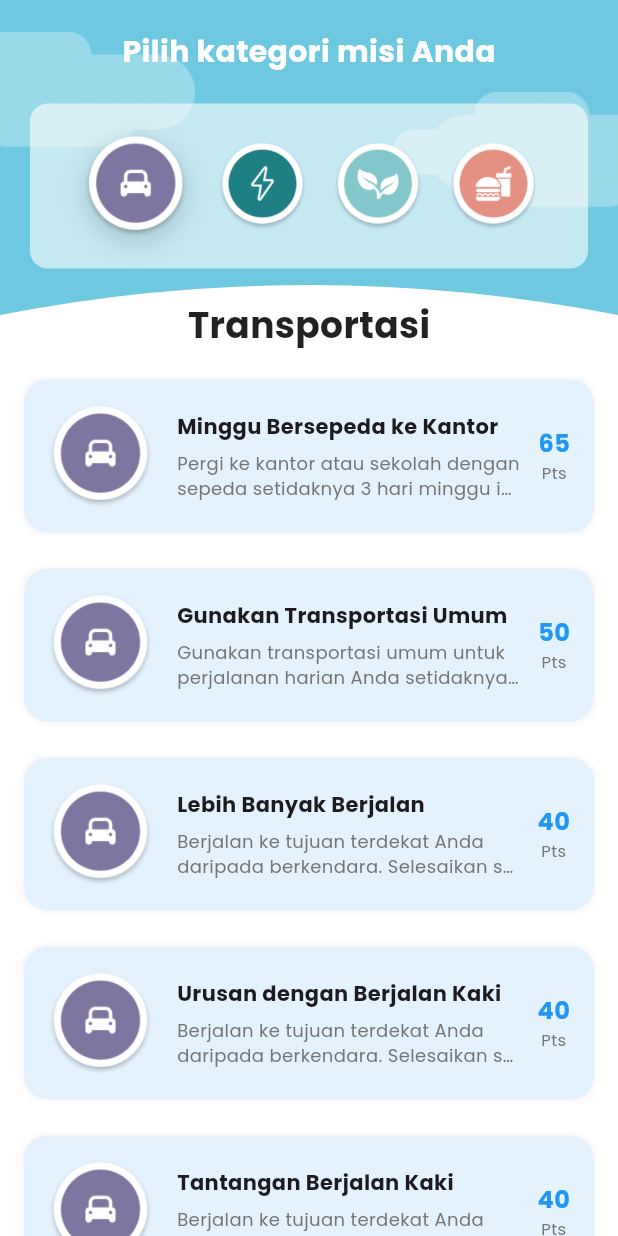
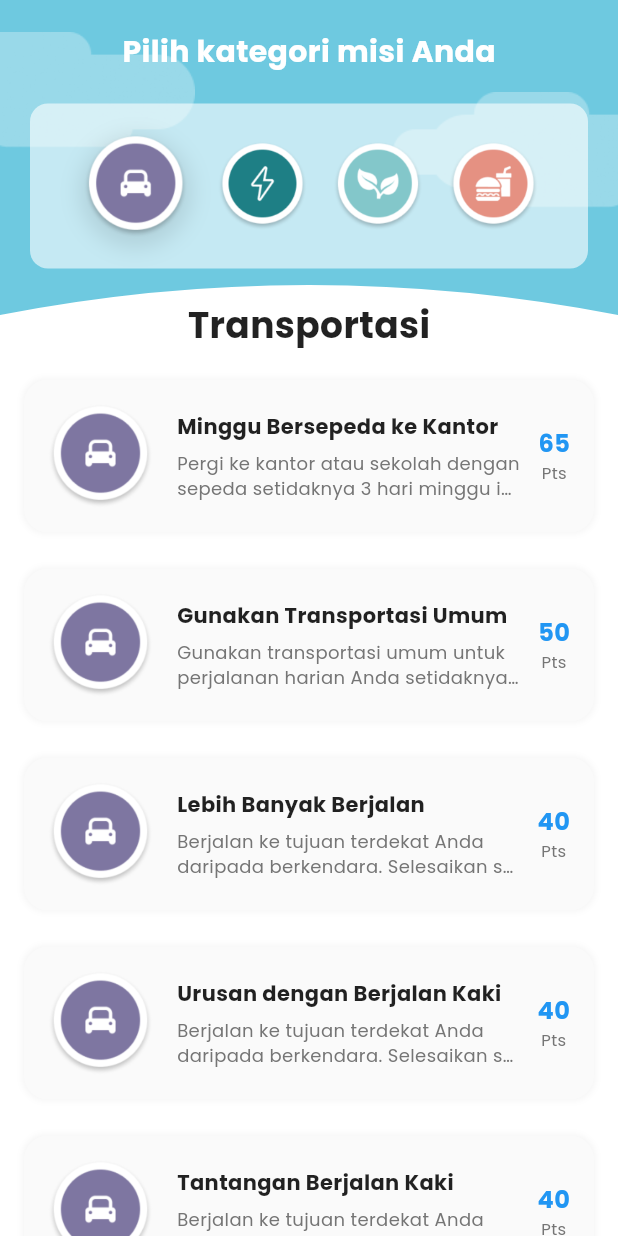
Before and after one commit to alkausarhapis/CarbonQuest_Mobile, a Flutter app: the MissionScreen screen opened by its route, on a phone screen of 412 x 824 dp. Run offline on Flutter 3.47's test engine with Material 3 defaults, Android fonts, the phone set to English and light mode, and no system bars; our stand-ins replace google_fonts, iconsax_plus.

Commit message:
refactor: change model filename

```diff
--- a/lib/view/article_screen.dart
+++ b/lib/view/article_screen.dart
@@ -2,7 +2,7 @@ import 'package:flutter/material.dart';
 import 'package:flutter/services.dart';
 
 import '../core/styles/app_color.dart';
-import '../model/Articles.dart';
+import '../model/articles.dart';
 
 class ArticleScreen extends StatefulWidget {
   final String articleId;
--- a/lib/view/leaderboard_screen.dart
+++ b/lib/view/leaderboard_screen.dart
@@ -3,7 +3,7 @@ import 'package:flutter/services.dart';
 import 'package:iconsax_plus/iconsax_plus.dart';
 
 import '../core/styles/app_color.dart';
-import '../model/Users.dart';
+import '../model/users.dart';
 
 class LeaderboardScreen extends StatefulWidget {
   const LeaderboardScreen({super.key});
--- a/lib/view/mission_screen.dart
+++ b/lib/view/mission_screen.dart
@@ -2,7 +2,8 @@ import 'package:flutter/material.dart';
 import 'package:flutter/services.dart';
 
 import '../core/styles/app_color.dart';
-import '../model/Missions.dart';
+import '../model/missions.dart';
+import 'widgets/mission_detail_bottom_sheet.dart';
 
 class MissionScreen extends StatefulWidget {
   const MissionScreen({super.key});
@@ -163,11 +164,22 @@ class _MissionScreenState extends State<MissionScreen> {
   }
 
   Widget _buildMissionCard(Mission mission) {
-    return Container(
+    return GestureDetector(
+      onTap: () {
+        MissionDetailBottomSheet.show(context, mission, () => setState(() {}));
+      },
+      child: Container(
         margin: const EdgeInsets.symmetric(vertical: 12),
         decoration: BoxDecoration(
           borderRadius: BorderRadius.circular(16),
-        color: Colors.blue[50],
+          color: mission.status == 'completed'
+              ? Colors.green[50]
+              : mission.status == 'in_progress'
+              ? Colors.blue[50]
+              : Colors.grey[50],
+          border: mission.status == 'in_progress'
+              ? Border.all(color: AppColor.primary.color, width: 2)
+              : null,
           boxShadow: [
             BoxShadow(
               color: Colors.grey.withValues(alpha: 0.1),
@@ -181,7 +193,28 @@ class _MissionScreenState extends State<MissionScreen> {
           child: Row(
             crossAxisAlignment: CrossAxisAlignment.center,
             children: [
+              Stack(
+                children: [
                   Image.asset(mission.icon, width: 70, height: 70),
+                  if (mission.status == 'completed')
+                    Positioned(
+                      right: 0,
+                      bottom: 0,
+                      child: Container(
+                        padding: const EdgeInsets.all(4),
+                        decoration: const BoxDecoration(
+                          color: Colors.green,
+                          shape: BoxShape.circle,
+                        ),
+                        child: const Icon(
+                          Icons.check,
+                          size: 16,
+                          color: Colors.white,
+                        ),
+                      ),
+                    ),
+                ],
+              ),
               const SizedBox(width: 16),
               Expanded(
                 child: Column(
@@ -189,9 +222,15 @@ class _MissionScreenState extends State<MissionScreen> {
                   children: [
                     Text(
                       mission.title,
-                    style: const TextStyle(
+                      style: TextStyle(
                         fontWeight: FontWeight.bold,
                         fontSize: 14,
+                        decoration: mission.status == 'completed'
+                            ? TextDecoration.lineThrough
+                            : null,
+                        color: mission.status == 'completed'
+                            ? Colors.grey[600]
+                            : Colors.black87,
                       ),
                     ),
                     const SizedBox(height: 6),
@@ -210,19 +249,42 @@ class _MissionScreenState extends State<MissionScreen> {
                 children: [
                   Text(
                     '${mission.points}',
-                  style: const TextStyle(
+                    style: TextStyle(
                       fontWeight: FontWeight.bold,
                       fontSize: 16,
-                    color: Colors.blue,
+                      color: mission.status == 'completed'
+                          ? Colors.grey
+                          : Colors.blue,
                     ),
                   ),
                   Text(
                     'Pts',
                     style: TextStyle(fontSize: 11, color: Colors.grey[600]),
                   ),
+                  if (mission.status == 'in_progress')
+                    Container(
+                      margin: const EdgeInsets.only(top: 4),
+                      padding: const EdgeInsets.symmetric(
+                        horizontal: 6,
+                        vertical: 2,
+                      ),
+                      decoration: BoxDecoration(
+                        color: AppColor.primary.color,
+                        borderRadius: BorderRadius.circular(8),
+                      ),
+                      child: const Text(
+                        'Aktif',
+                        style: TextStyle(
+                          fontSize: 10,
+                          color: Colors.white,
+                          fontWeight: FontWeight.bold,
+                        ),
+                      ),
+                    ),
                 ],
               ),
             ],
+          ),
         ),
       ),
     );
```
Also changed, not shown: lib/view/quiz_question_screen.dart (+6 -4 lines), lib/view/widgets/mission_card_widget.dart (deleted, +0 -88 lines). Lines whose indentation alone changed are shown as unchanged.
